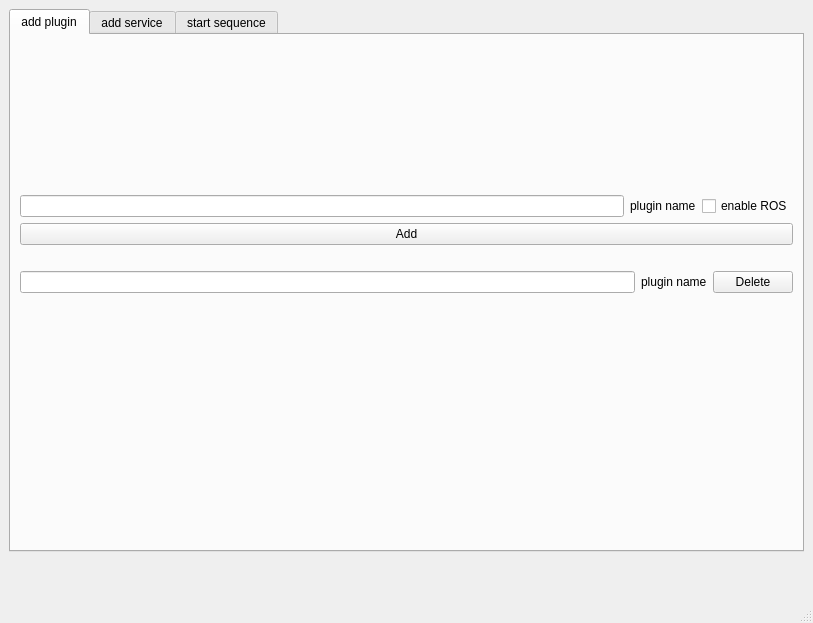
Above: FeatherWeight/mainwindow.ui from ponycandy/Umannedsystem before the change. Below: the same form after it.
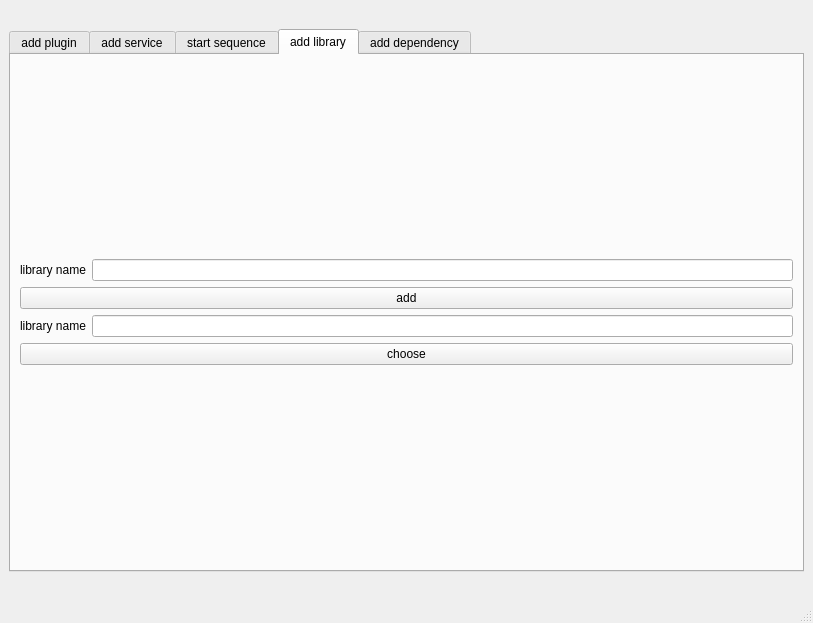
That is the form after the change. The open tabs and pages were chosen to show the change.

```diff
--- a/FeatherWeight/mainwindow.ui
+++ b/FeatherWeight/mainwindow.ui
@@ -14,7 +14,14 @@
    <string>MainWindow</string>
   </property>
   <widget class="QWidget" name="centralwidget">
-   <layout class="QVBoxLayout" name="verticalLayout_6">
+   <layout class="QVBoxLayout" name="verticalLayout_9">
+    <item>
+     <widget class="QLabel" name="label_6">
+      <property name="text">
+       <string/>
+      </property>
+     </widget>
+    </item>
     <item>
      <widget class="QTabWidget" name="tabWidget">
       <property name="currentIndex">
@@ -185,13 +192,131 @@
         </item>
        </layout>
       </widget>
-     </widget>
-    </item>
-    <item>
-     <widget class="QLabel" name="label_6">
-      <property name="text">
-       <string> </string>
-      </property>
+      <widget class="QWidget" name="tab_4">
+       <attribute name="title">
+        <string>add library</string>
+       </attribute>
+       <layout class="QVBoxLayout" name="verticalLayout_13">
+        <item>
+         <layout class="QVBoxLayout" name="verticalLayout_11">
+          <item>
+           <layout class="QVBoxLayout" name="verticalLayout_6">
+            <item>
+             <layout class="QVBoxLayout" name="verticalLayout_8">
+              <item>
+               <layout class="QHBoxLayout" name="horizontalLayout_6">
+                <item>
+                 <widget class="QLabel" name="label_7">
+                  <property name="text">
+                   <string>library name</string>
+                  </property>
+                 </widget>
+                </item>
+                <item>
+                 <widget class="QLineEdit" name="lineEdit_4"/>
+                </item>
+               </layout>
+              </item>
+             </layout>
+            </item>
+            <item>
+             <widget class="QPushButton" name="pushButton_6">
+              <property name="text">
+               <string>add</string>
+              </property>
+             </widget>
+            </item>
+           </layout>
+          </item>
+          <item>
+           <layout class="QVBoxLayout" name="verticalLayout_10">
+            <item>
+             <layout class="QHBoxLayout" name="horizontalLayout_8">
+              <item>
+               <widget class="QLabel" name="label_8">
+                <property name="text">
+                 <string>library name</string>
+                </property>
+               </widget>
+              </item>
+              <item>
+               <widget class="QLineEdit" name="lineEdit_5"/>
+              </item>
+             </layout>
+            </item>
+            <item>
+             <widget class="QPushButton" name="pushButton_8">
+              <property name="text">
+               <string>choose</string>
+              </property>
+             </widget>
+            </item>
+           </layout>
+          </item>
+         </layout>
+        </item>
+       </layout>
+      </widget>
+      <widget class="QWidget" name="tab_5">
+       <attribute name="title">
+        <string>add dependency</string>
+       </attribute>
+       <layout class="QVBoxLayout" name="verticalLayout_12">
+        <item>
+         <layout class="QHBoxLayout" name="horizontalLayout_9">
+          <item>
+           <widget class="QLabel" name="label_9">
+            <property name="text">
+             <string>plugin</string>
+            </property>
+           </widget>
+          </item>
+          <item>
+           <widget class="QLineEdit" name="lineEdit_6"/>
+          </item>
+          <item>
+           <widget class="QPushButton" name="pushButton_9">
+            <property name="text">
+             <string>choose</string>
+            </property>
+           </widget>
+          </item>
+         </layout>
+        </item>
+        <item>
+         <layout class="QHBoxLayout" name="horizontalLayout_10">
+          <item>
+           <widget class="QLabel" name="label_10">
+            <property name="text">
+             <string>library</string>
+            </property>
+           </widget>
+          </item>
+          <item>
+           <widget class="QLineEdit" name="lineEdit_7">
+            <property name="text">
+             <string/>
+            </property>
+           </widget>
+          </item>
+          <item>
+           <widget class="QPushButton" name="pushButton_10">
+            <property name="text">
+             <string>choose</string>
+            </property>
+           </widget>
+          </item>
+         </layout>
+        </item>
+        <item>
+         <widget class="QPushButton" name="pushButton_11">
+          <property name="text">
+           <string>config</string>
+          </property>
+         </widget>
+        </item>
+       </layout>
+      </widget>
      </widget>
     </item>
     <item>
```
Left out of the diff: 2 changed lines with no effect on the pictures.
